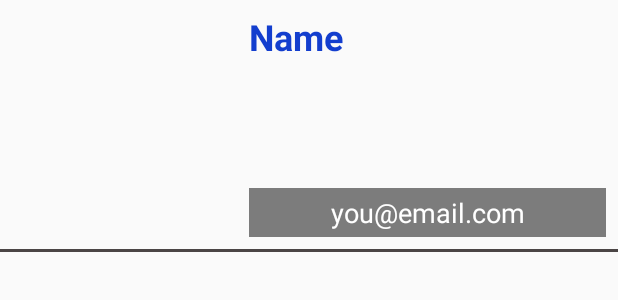
After one commit to Bubig37/BigPicture, an Android app: the layout layout_list_friend.xml on its own in the app's theme, with its tools: preview values and no code run, on a phone screen of 412 x 824 dp. The commit adds this screen. Shown: the top 300 px of the screen. Run offline under Robolectric (Android 15) with nearby library versions, the phone set to English and light mode, and no system bars.

Commit message:
Start Friend Fragment

```diff
--- a/app/build.gradle
+++ b/app/build.gradle
@@ -29,6 +29,7 @@ dependencies {
     implementation 'com.google.firebase:firebase-storage:17.0.0'
     implementation 'com.google.firebase:firebase-auth:17.0.0'
     implementation 'com.google.firebase:firebase-database:17.0.0'
+    implementation 'com.android.support:recyclerview-v7:28.0.0'
 }
 
 apply plugin: 'com.google.gms.google-services'
--- /dev/null
+++ b/app/src/main/res/layout/layout_list_friend.xml
@@ -0,0 +1,57 @@
+<?xml version="1.0" encoding="utf-8"?>
+<LinearLayout xmlns:android="http://schemas.android.com/apk/res/android"
+    android:layout_width="match_parent"
+    android:layout_height="wrap_content"
+    android:orientation="vertical">
+    <LinearLayout
+        android:orientation="horizontal"
+        android:layout_width="match_parent"
+        android:layout_height="wrap_content">
+
+        <!--Icon-->
+        <ImageView
+            android:id="@+id/imgIcon"
+            android:layout_margin="8dp"
+            android:scaleType="centerInside"
+            android:layout_width="150dp"
+            android:layout_height="150dp" />
+        <!--Content-->
+        <RelativeLayout
+            android:paddingRight="8dp"
+            android:paddingBottom="8dp"
+            android:paddingTop="8dp"
+            android:layout_width="match_parent"
+            android:layout_height="match_parent">
+
+            <!--Name-->
+            <TextView
+                android:id="@+id/txtName"
+                android:textColor="#133ECE"
+                android:textStyle="bold"
+                android:textSize="24sp"
+                android:text="Name"
+                android:layout_width="wrap_content"
+                android:layout_height="wrap_content" />
+            <!--Email-->
+            <TextView
+                android:id="@+id/txtEmail"
+                android:gravity="center_horizontal"
+                android:padding="4dp"
+                android:textColor="#ffffff"
+                android:background="#80000000"
+                android:textSize="18sp"
+                android:layout_alignParentBottom="true"
+                android:text="you@email.com"
+                android:layout_width="match_parent"
+                android:layout_height="wrap_content" />
+
+        </RelativeLayout>
+
+    </LinearLayout>
+
+    <View
+        android:background="#4B4545"
+        android:layout_width="match_parent"
+        android:layout_height="2dp"/>
+
+</LinearLayout>
```
Also changed, not shown: app/src/main/java/th/ac/rmutsv/bigpicture/FriendAdapter.java (added, +66 -0 lines), app/src/main/java/th/ac/rmutsv/bigpicture/OnClickItem.java (added, +10 -0 lines), app/src/main/res/layout/fragment_friend.xml (+3 -4 lines).
